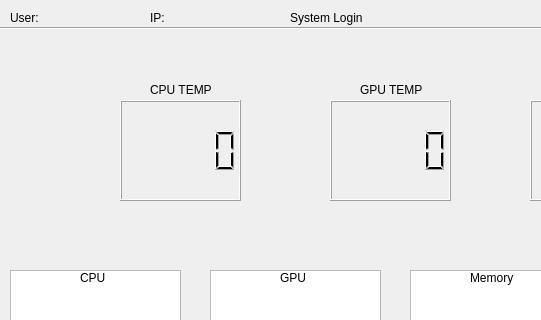
The window that UI/mainUi.ui (joelaporte9/SystemInfo) describes before a commit, drawn with Qt 5; both pictures show x 0 to 541 and y 0 to 320 of the 800 by 600 pixel window.
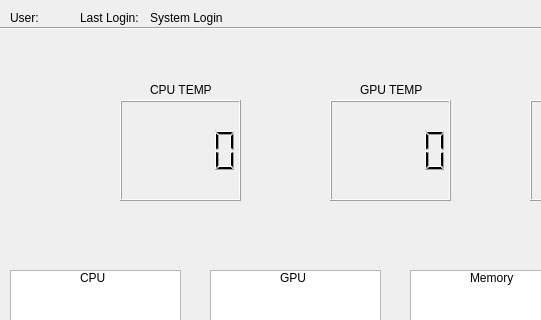
The same window after the commit.

Patch:
```diff
--- a/UI/mainUi.ui
+++ b/UI/mainUi.ui
@@ -174,20 +174,20 @@
    <widget class="QLabel" name="ip">
     <property name="geometry">
      <rect>
-      <x>150</x>
+      <x>80</x>
       <y>10</y>
-      <width>111</width>
+      <width>61</width>
       <height>16</height>
      </rect>
     </property>
     <property name="text">
-     <string>IP:</string>
+     <string>Last Login:</string>
     </property>
    </widget>
    <widget class="QLabel" name="login">
     <property name="geometry">
      <rect>
-      <x>290</x>
+      <x>150</x>
       <y>10</y>
       <width>171</width>
       <height>16</height>
```
Left out of the diff: 2 changed lines with no effect on the pictures.
